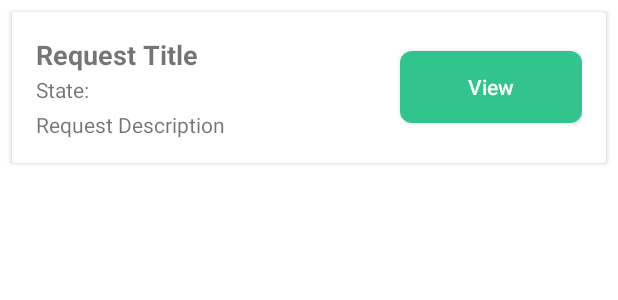
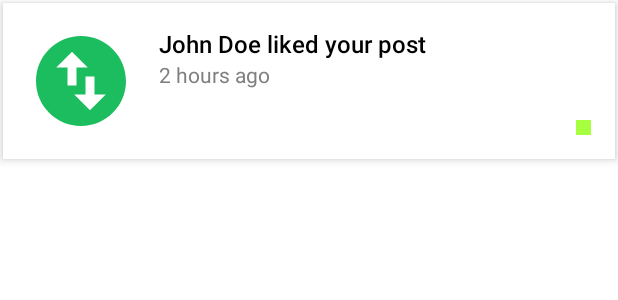
Before and after one commit to abdelrahmanHamdyG/Books-Exchange-App, an Android app: the layout requests_recycler.xml on its own in the app's theme, with its tools: preview values and no code run, on a phone screen of 412 x 824 dp. Shown: the top 300 px of the screen. Run offline under Robolectric (Android 15) with nearby library versions, the phone set to English and light mode, and no system bars.

```diff
--- a/app/src/main/java/com/example/bookexchange/Models/Request.kt
+++ b/app/src/main/java/com/example/bookexchange/Models/Request.kt
@@ -10,12 +10,14 @@ class Request {
     var myBooks:ArrayList<Book>?=null;
     var hisBooks:ArrayList<Book>?=null;
     var state:String?=null;
+    var clicked:Boolean?=null;
+    var date:Int?=null
 
     constructor(){
 
     }
     constructor( myKey:String,hisKey:String,fromMe:Boolean,seen:Boolean,myBooks:ArrayList<Book>,hisBooks:ArrayList<Book>,
-    state:String
+    state:String,clicked:Boolean,date:Int
     ){
        this.myKey=myKey
         this.hisKey=hisKey
@@ -24,6 +26,8 @@ class Request {
         this.myBooks=myBooks
         this.hisBooks=hisBooks
         this.state=state
+        this.clicked=clicked
+        this.date=date;
     }
 
 }
--- /dev/null
+++ b/app/src/main/res/drawable/baseline_person_pin_24.xml
@@ -0,0 +1,5 @@
+<vector android:height="24dp" android:tint="#1CBD5E"
+    android:viewportHeight="24" android:viewportWidth="24"
+    android:width="24dp" xmlns:android="http://schemas.android.com/apk/res/android">
+    <path android:fillColor="@android:color/white" android:pathData="M12,2c-4.97,0 -9,4.03 -9,9 0,4.17 2.84,7.67 6.69,8.69L12,22l2.31,-2.31C18.16,18.67 21,15.17 21,11c0,-4.97 -4.03,-9 -9,-9zM12,4c1.66,0 3,1.34 3,3s-1.34,3 -3,3 -3,-1.34 -3,-3 1.34,-3 3,-3zM12,18.3c-2.5,0 -4.71,-1.28 -6,-3.22 0.03,-1.99 4,-3.08 6,-3.08 1.99,0 5.97,1.09 6,3.08 -1.29,1.94 -3.5,3.22 -6,3.22z"/>
+</vector>
--- a/app/src/main/res/drawable/baseline_swap_calls_24.xml
+++ b/app/src/main/res/drawable/baseline_swap_calls_24.xml
@@ -1,4 +1,4 @@
-<vector android:height="24dp" android:tint="#006200EE"
+    <vector android:height="24dp" android:tint="#006200EE"
     android:viewportHeight="24" android:viewportWidth="24"
     android:width="24dp" xmlns:android="http://schemas.android.com/apk/res/android">
     <path android:fillColor="@android:color/white" android:pathData="M18,4l-4,4h3v7c0,1.1 -0.9,2 -2,2s-2,-0.9 -2,-2V8c0,-2.21 -1.79,-4 -4,-4S5,5.79 5,8v7H2l4,4 4,-4H7V8c0,-1.1 0.9,-2 2,-2s2,0.9 2,2v7c0,2.21 1.79,4 4,4s4,-1.79 4,-4V8h3l-4,-4z"/>
--- /dev/null
+++ b/app/src/main/res/drawable/baseline_swap_vertical_circle_24.xml
@@ -0,0 +1,5 @@
+<vector android:height="24dp" android:tint="#1CBD5E"
+    android:viewportHeight="24" android:viewportWidth="24"
+    android:width="24dp" xmlns:android="http://schemas.android.com/apk/res/android">
+    <path android:fillColor="@android:color/white" android:pathData="M12,2C6.48,2 2,6.48 2,12s4.48,10 10,10 10,-4.48 10,-10S17.52,2 12,2zM6.5,9L10,5.5 13.5,9L11,9v4L9,13L9,9L6.5,9zM17.5,15L14,18.5 10.5,15L13,15v-4h2v4h2.5z"/>
+</vector>
--- /dev/null
+++ b/app/src/main/res/drawable/circular_back_ground.xml
@@ -0,0 +1,5 @@
+<!-- res/drawable/circular_image_background.xml -->
+<shape xmlns:android="http://schemas.android.com/apk/res/android">
+    <solid android:color="#FFFFFF" />
+    <corners android:radius="50dp" />
+</shape>
--- /dev/null
+++ b/app/src/main/res/drawable/recycler_view_item_background.xml
@@ -0,0 +1,15 @@
+<selector xmlns:android="http://schemas.android.com/apk/res/android">
+    <!-- State when pressed -->
+    <item android:state_pressed="true">
+        <shape android:shape="rectangle">
+            <solid android:color="#E0E0E0" /> <!-- Background color when pressed -->
+        </shape>
+    </item>
+
+    <!-- Default state (unpressed) -->
+    <item>
+        <shape android:shape="rectangle">
+            <solid android:color="#FFFFFF" /> <!-- Default background color -->
+        </shape>
+    </item>
+</selector>
--- a/app/src/main/res/layout/fragment_requests.xml
+++ b/app/src/main/res/layout/fragment_requests.xml
@@ -2,6 +2,7 @@
 <FrameLayout xmlns:android="http://schemas.android.com/apk/res/android"
     xmlns:tools="http://schemas.android.com/tools"
     android:layout_width="match_parent"
+    android:background="@color/offwhite"
     android:layout_height="match_parent"
     tools:context=".UI.RequestsFragment">
 
@@ -9,9 +10,9 @@
     <androidx.recyclerview.widget.RecyclerView
         android:layout_width="match_parent"
         android:layout_height="match_parent"
+        android:background="@drawable/recycler_view_item_background"
         android:layout_margin="2dp"
         android:id="@+id/requests_fragment_recycler"
-
         android:padding="2dp" />
 
 </FrameLayout>
--- a/app/src/main/res/layout/requests_recycler.xml
+++ b/app/src/main/res/layout/requests_recycler.xml
@@ -1,61 +1,52 @@
-<!-- request_item.xml -->
-<androidx.cardview.widget.CardView
+<!-- notification_item.xml -->
+<LinearLayout
     xmlns:android="http://schemas.android.com/apk/res/android"
     android:layout_width="match_parent"
     android:layout_height="wrap_content"
-    android:layout_margin="8dp"
-    android:elevation="4dp">
-
-    <LinearLayout
-        android:layout_width="match_parent"
-        android:layout_height="wrap_content"
+    android:background="@drawable/recycler_view_item_background"
+    android:layout_margin="2dp"
+    android:elevation="4dp"
     android:orientation="horizontal"
     android:padding="16dp">
 
-        <!-- LinearLayout for text views -->
+    <ImageView
+        android:id="@+id/request_recycler_image"
+        android:layout_width="72dp"
+        android:layout_height="72dp"
+        android:src="@drawable/baseline_swap_vertical_circle_24"
+        android:contentDescription="Profile Image"
+        android:scaleType="centerCrop" />
+
     <LinearLayout
         android:layout_width="0dp"
         android:layout_height="wrap_content"
         android:layout_weight="1"
-            android:orientation="vertical">
-
-            <!-- TextView for Request Title -->
-            <TextView
-                android:id="@+id/request_title_item"
-                android:layout_width="wrap_content"
-                android:layout_height="wrap_content"
-                android:text="Request Title"
-                android:textSize="18sp"
-                android:textStyle="bold" />
-
-            <!-- TextView for Request Description -->
-            <TextView
-                android:id="@+id/request_state_item"
-                android:layout_width="wrap_content"
-                android:layout_height="wrap_content"
-                android:text="State: "
-                android:textSize="14sp"
-                android:layout_marginTop="1dp" />
+        android:orientation="vertical"
+        android:layout_marginStart="16dp">
 
         <TextView
-                android:id="@+id/request_description_item"
-                android:layout_width="wrap_content"
+            android:id="@+id/request_recycler_title"
+            android:layout_width="match_parent"
             android:layout_height="wrap_content"
-                android:text="Request Description"
+            android:text="John Doe liked your post"
+            android:textSize="16sp"
+            android:textColor="#000000"
+            android:fontFamily="sans-serif-medium" />
+
+        <TextView
+            android:id="@+id/request_recycler_time"
+            android:layout_width="match_parent"
+            android:layout_height="wrap_content"
+            android:text="2 hours ago"
             android:textSize="14sp"
-                android:layout_marginTop="4dp" />
-
+            android:textColor="#808080" />
     </LinearLayout>
 
-        <androidx.appcompat.widget.AppCompatButton
-            android:id="@+id/button_item"
-            android:layout_gravity="center"
-            android:textColor="@color/white"
-            android:background="@drawable/button_sign_in"
-            android:textAllCaps="false"
-            android:layout_width="0dp"
-            android:layout_weight="0.5"
-            android:layout_height="wrap_content"
-            android:text="View" />
+    <ImageView
+        android:id="@+id/request_recycler_clicked"
+        android:layout_width="10dp"
+        android:layout_height="10dp"
+        android:layout_gravity="bottom"
+        android:src="@color/very_light_green"
+        android:background="@drawable/circular_back_ground" />
 </LinearLayout>
-</androidx.cardview.widget.CardView>
```
Also changed, not shown: app/src/main/AndroidManifest.xml (+6 -4 lines), app/src/main/java/com/example/bookexchange/Adapters/RequestsRecyclerAdapter.kt (+49 -70 lines), app/src/main/java/com/example/bookexchange/MakingDecisionActivity.kt (added, +21 -0 lines), app/src/main/java/com/example/bookexchange/ViewModels/MakeRequestViewModel.kt (+5 -2 lines), app/src/main/res/layout/activity_making_decision.xml (added, +166 -0 lines). Lines whose indentation alone changed are shown as unchanged.
